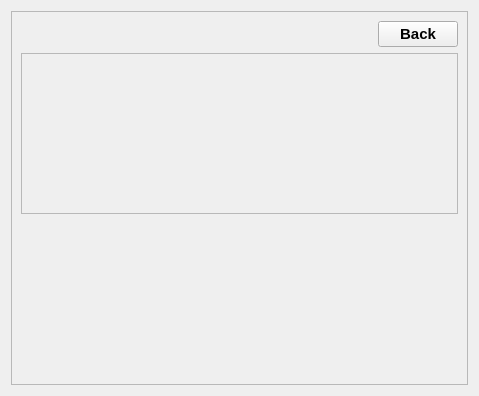
The window that User_app/src/messages_interface/messages_interface_widget.ui (edugaidano/Little-Social-Network) describes before a commit, drawn with Qt 5.
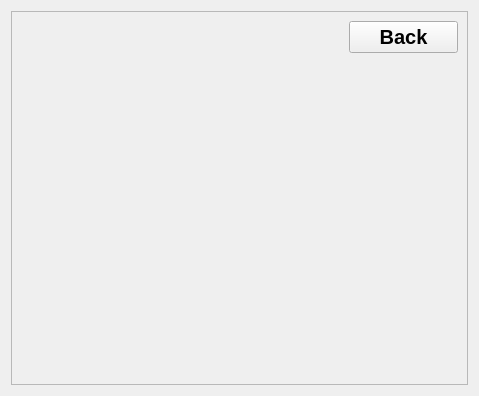
The same window after the commit.

```diff
--- a/User_app/src/messages_interface/messages_interface_widget.ui
+++ b/User_app/src/messages_interface/messages_interface_widget.ui
@@ -30,12 +30,15 @@
      </property>
      <layout class="QVBoxLayout" name="verticalLayout">
       <item>
-       <layout class="QHBoxLayout" name="backLayout">
+       <layout class="QHBoxLayout" name="backLayout" stretch="3,1">
         <item>
          <spacer name="horizontalSpacer">
           <property name="orientation">
            <enum>Qt::Orientation::Horizontal</enum>
           </property>
+          <property name="sizeType">
+           <enum>QSizePolicy::Policy::Expanding</enum>
+          </property>
           <property name="sizeHint" stdset="0">
            <size>
             <width>40</width>
@@ -46,10 +49,16 @@
         </item>
         <item>
          <widget class="QPushButton" name="backButton">
+          <property name="sizePolicy">
+           <sizepolicy hsizetype="Preferred" vsizetype="Fixed">
+            <horstretch>0</horstretch>
+            <verstretch>0</verstretch>
+           </sizepolicy>
+          </property>
           <property name="font">
            <font>
             <family>Arial</family>
-            <pointsize>11</pointsize>
+            <pointsize>15</pointsize>
             <bold>true</bold>
            </font>
           </property>
@@ -62,35 +71,51 @@
       </item>
       <item>
        <widget class="QScrollArea" name="selectMessageArea">
+        <property name="sizePolicy">
+         <sizepolicy hsizetype="Expanding" vsizetype="Preferred">
+          <horstretch>0</horstretch>
+          <verstretch>1</verstretch>
+         </sizepolicy>
+        </property>
+        <property name="styleSheet">
+         <string notr="true">
+                QScrollArea {
+                    border: none;
+                }
+            </string>
+        </property>
+        <property name="frameShape">
+         <enum>QFrame::Shape::StyledPanel</enum>
+        </property>
+        <property name="frameShadow">
+         <enum>QFrame::Shadow::Sunken</enum>
+        </property>
+        <property name="lineWidth">
+         <number>0</number>
+        </property>
         <property name="widgetResizable">
          <bool>true</bool>
         </property>
+        <property name="alignment">
+         <set>Qt::AlignmentFlag::AlignLeading|Qt::AlignmentFlag::AlignLeft|Qt::AlignmentFlag::AlignTop</set>
+        </property>
         <widget class="QWidget" name="messageArea">
          <property name="geometry">
           <rect>
            <x>0</x>
            <y>0</y>
-           <width>435</width>
-           <height>154</height>
+           <width>439</width>
+           <height>315</height>
           </rect>
          </property>
-         <layout class="QVBoxLayout" name="messageAreaLayout"/>
+         <layout class="QVBoxLayout" name="messageAreaLayout">
+          <property name="sizeConstraint">
+           <enum>QLayout::SizeConstraint::SetMinAndMaxSize</enum>
+          </property>
+         </layout>
         </widget>
        </widget>
       </item>
-      <item>
-       <spacer name="verticalSpacer">
-        <property name="orientation">
-         <enum>Qt::Orientation::Vertical</enum>
-        </property>
-        <property name="sizeHint" stdset="0">
-         <size>
-          <width>20</width>
-          <height>40</height>
-         </size>
-        </property>
-       </spacer>
-      </item>
      </layout>
     </widget>
    </item>
```
